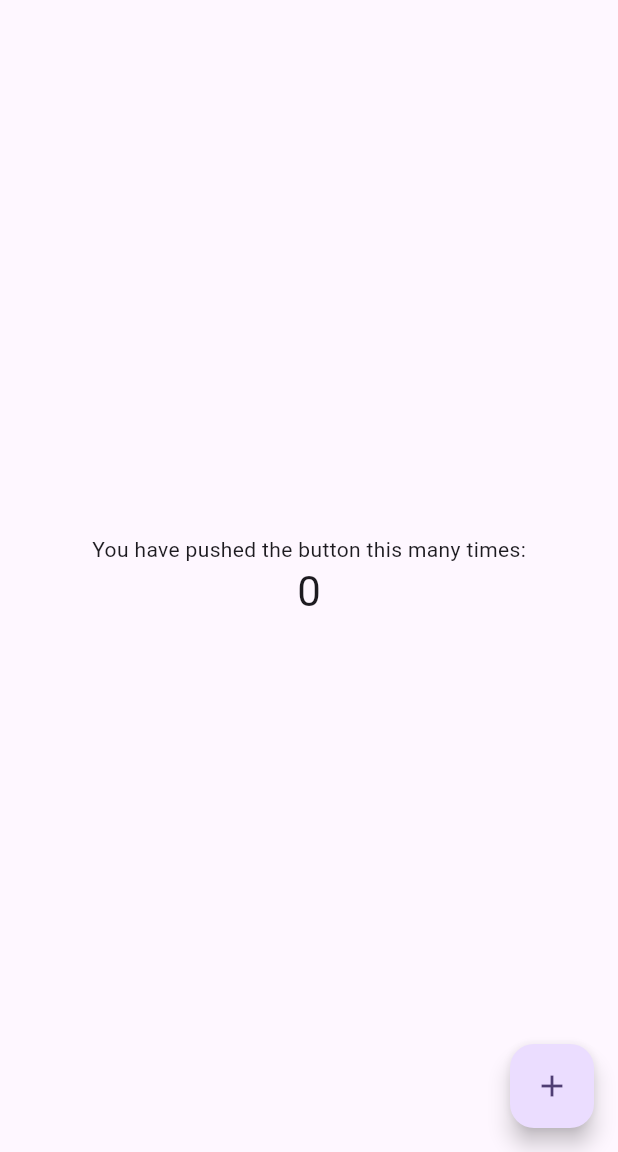
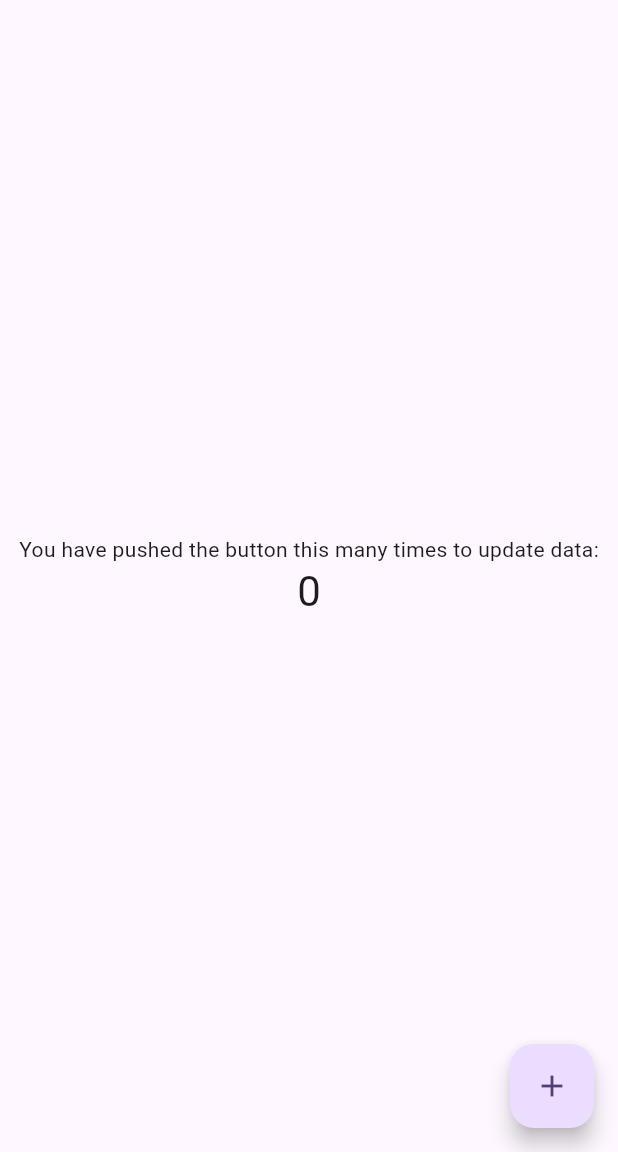
Before and after one commit to Devangi4121/newVersioning, a Flutter app: the screen it shows after launch, on a phone screen of 412 x 824 dp, the part 84-1236 px from its top. Run offline on Flutter 3.47's test engine with Material 3 defaults, Android fonts, the phone set to English and light mode, and no system bars.

Commit message:
update code

```diff
--- a/lib/main.dart
+++ b/lib/main.dart
@@ -63,7 +63,7 @@ class _MyHomePageState extends State<MyHomePage> {
         child: Column(
           mainAxisAlignment: MainAxisAlignment.center,
           children: <Widget>[
-            const Text('You have pushed the button this many times:'),
+            const Text('You have pushed the button this many times to update data:'),
             Text(
               '$_counter',
               style: Theme.of(context).textTheme.headlineMedium,
```
